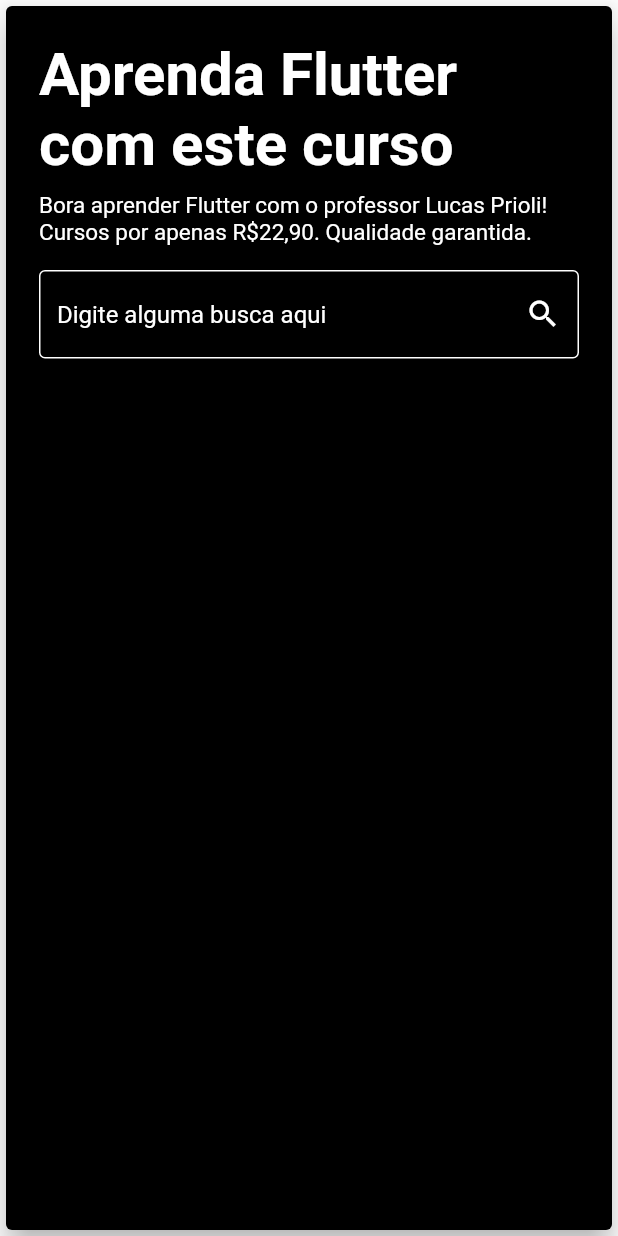
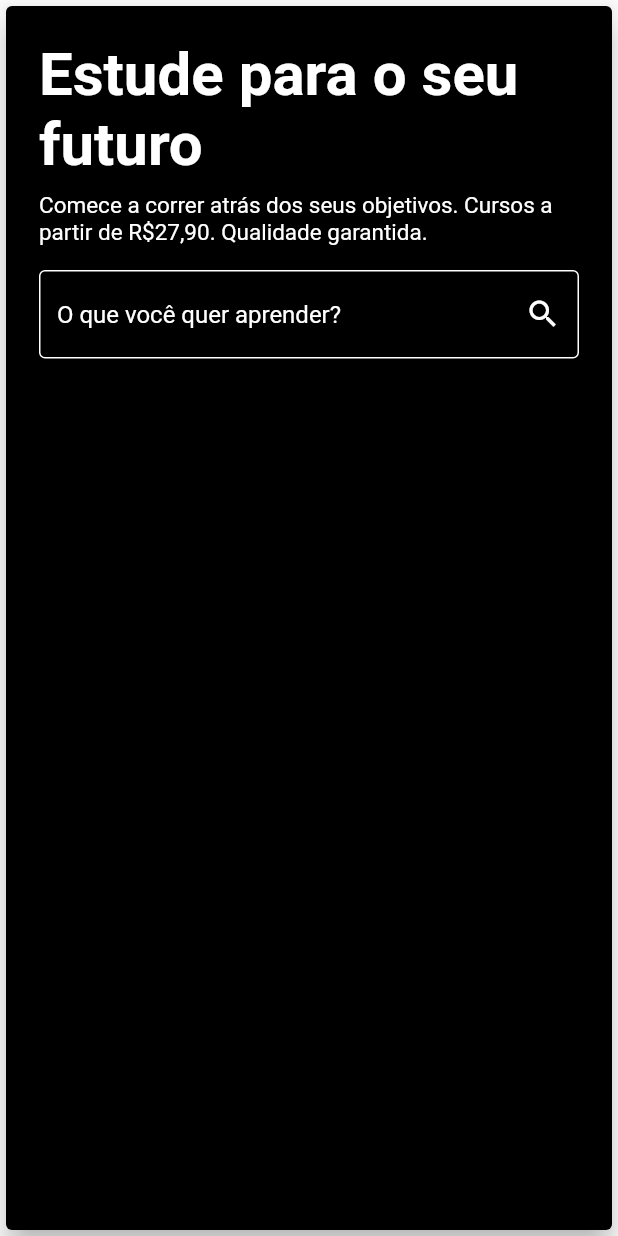
Before and after one commit to priolilucas1/Udemy_clone, a Flutter app: the TopSectionCustomCard widget shown alone on an empty page, opened directly, on a phone screen of 412 x 824 dp. Run offline on Flutter 3.47's test engine with Material 2 defaults, Android fonts, the phone set to English and light mode, and no system bars; network calls fail.

Commit message:
Titles and descriptions Changed

```diff
--- a/lib/main.dart
+++ b/lib/main.dart
@@ -9,7 +9,7 @@
   @override
   Widget build(BuildContext context) {
     return MaterialApp(
-      title: 'Udemy',
+      title: 'Cursos online - aprenda o que quiser, quando quiser | Udemy',
       debugShowCheckedModeBanner: false,
       theme: ThemeData(
         primaryColor: Colors.black,
--- a/lib/pages/home/widgets/app_bar/web_app_bar.dart
+++ b/lib/pages/home/widgets/app_bar/web_app_bar.dart
@@ -10,7 +10,7 @@
         children: [
           Container(
             height: 35,
-            child: Image.asset('images/flutter_icon.png'),
+            child: Image.asset('images/udemy.png'),
           ),
           const SizedBox(width: 32),
           WebAppBarResponsiveContent(),
--- a/lib/pages/home/widgets/custom_search_field.dart
+++ b/lib/pages/home/widgets/custom_search_field.dart
@@ -17,7 +17,7 @@
             color: Colors.white,
           ),
         ),
-        hintText: 'Digite alguma busca aqui',
+        hintText: 'O que você quer aprender?',
         hintStyle: TextStyle(color: Colors.white),
         suffixIcon: IconButton(
           icon: Icon(Icons.search),
--- a/lib/pages/home/widgets/top_section_custom_card.dart
+++ b/lib/pages/home/widgets/top_section_custom_card.dart
@@ -21,7 +21,7 @@
         crossAxisAlignment: CrossAxisAlignment.start,
         children: [
           Text(
-            'Aprenda Flutter com este curso',
+            'Estude para o seu futuro',
             style: TextStyle(
               fontSize: titleSize,
               fontWeight: FontWeight.bold,
@@ -30,7 +30,7 @@
           ),
           const SizedBox(height: 8),
           Text(
-            'Bora aprender Flutter com o professor Lucas Prioli! Cursos por apenas R\$22,90. Qualidade garantida.',
+            'Comece a correr atrás dos seus objetivos. Cursos a partir de R\$27,90. Qualidade garantida.',
             style: TextStyle(
               fontSize: descriptionSize,
               color: Colors.white,
@@ -51,7 +51,7 @@
         child: Column(
           children: [
             Text(
-              'Aprenda Flutter com este curso',
+              'Estude para o seu futuro',
               style: TextStyle(
                 fontSize: titleSize,
                 fontWeight: FontWeight.bold,
@@ -60,7 +60,7 @@
             ),
             const SizedBox(height: 8),
             Text(
-              'Bora aprender Flutter com o professor Lucas Prioli! Cursos por apenas R\$22,90. Qualidade garantida.',
+              'Comece a correr atrás dos seus objetivos. Cursos a partir de R\$27,90. Qualidade garantida.',
               style: TextStyle(
                 fontSize: descriptionSize,
                 color: Colors.white,
```
Also changed, not shown: lib/pages/home/widgets/app_bar/web_app_bar_responsive_content.dart (+4 -4 lines).
